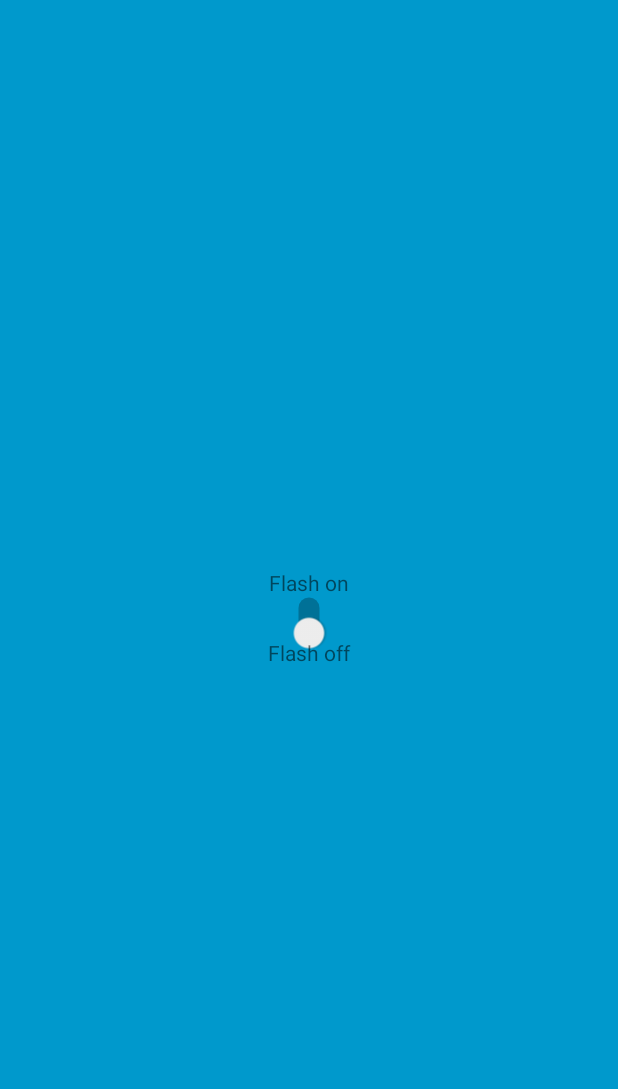
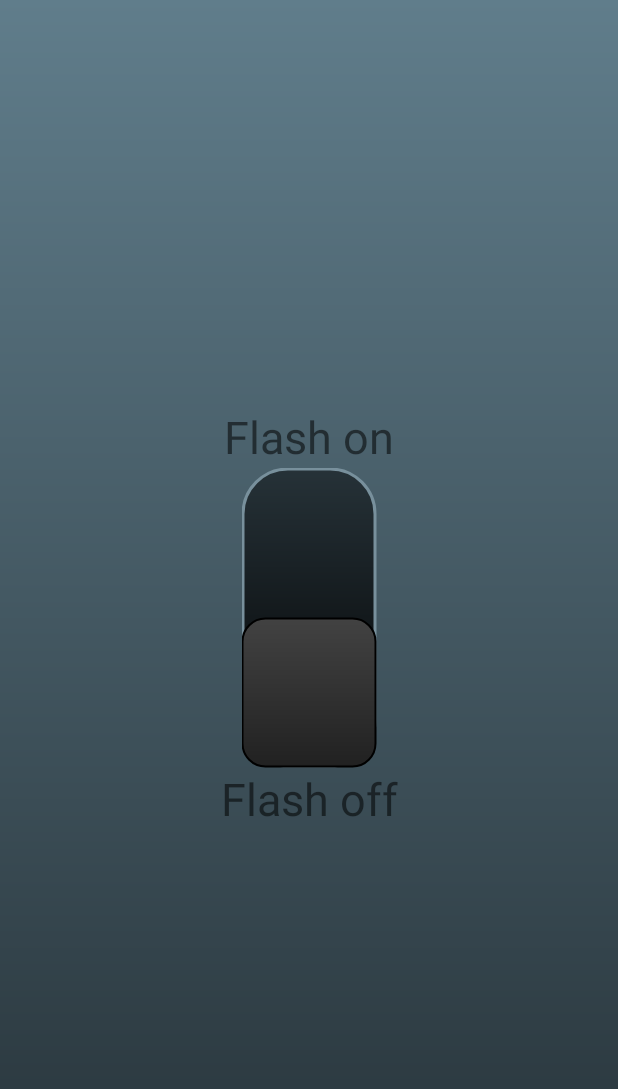
Before and after one commit to rkdgusrn1212/android-flashlight, an Android app: the screen it shows after launch (MainActivity), on a phone screen of 412 x 824 dp. Before the commit the part shown is almost empty. Shown: the top 1089 px of the screen. Run offline under Robolectric (Android 15) with nearby library versions, the phone set to English and light mode, and no system bars.

Commit message:
레이아웃 드로어블 새로 입힘

```diff
--- /dev/null
+++ b/app/src/main/res/drawable/main_background.xml
@@ -0,0 +1,9 @@
+<?xml version="1.0" encoding="utf-8"?>
+<shape xmlns:android="http://schemas.android.com/apk/res/android">
+    <gradient
+        android:centerX="0"
+        android:centerY="0"
+        android:angle="90"
+        android:startColor="#263238"
+        android:endColor="#607D8B"/>
+</shape>
--- /dev/null
+++ b/app/src/main/res/drawable/switch_thumb.xml
@@ -0,0 +1,25 @@
+<?xml version="1.0" encoding="utf-8"?>
+<shape xmlns:android="http://schemas.android.com/apk/res/android"
+    android:shape="rectangle">
+
+    <size
+        android:width="100dp"/>
+
+    <corners
+        android:topRightRadius="15dp"
+        android:topLeftRadius="15dp"
+        android:bottomLeftRadius="15dp"
+        android:bottomRightRadius="15dp"/>
+
+    <gradient
+        android:centerX="0"
+        android:centerY="0"
+        android:angle="0"
+        android:startColor="#212121"
+        android:endColor="#424242"/>
+
+    <stroke
+        android:color="#000000"
+        android:width="1dp"/>
+
+</shape>
--- /dev/null
+++ b/app/src/main/res/drawable/switch_track.xml
@@ -0,0 +1,21 @@
+<?xml version="1.0" encoding="utf-8"?>
+<shape xmlns:android="http://schemas.android.com/apk/res/android"
+    android:shape="rectangle">
+
+    <stroke
+        android:color="#78909C"
+        android:width="2dp"/>
+
+    <gradient
+        android:endColor="#263238"
+        android:startColor="#000000"/>
+
+    <size
+        android:height="90dp" />
+    <corners
+        android:bottomLeftRadius="30dp"
+        android:bottomRightRadius="30dp"
+        android:topLeftRadius="30dp"
+        android:topRightRadius="30dp"/>
+
+</shape>
--- a/app/src/main/res/layout/activity_main.xml
+++ b/app/src/main/res/layout/activity_main.xml
@@ -12,25 +12,31 @@
     <LinearLayout
         android:layout_height="match_parent"
         android:layout_width="match_parent"
-        android:background="@android:color/holo_blue_dark"
+        android:background="@drawable/main_background"
         android:orientation="vertical">
         <TextView
             android:layout_width="match_parent"
             android:layout_height="0dp"
             android:layout_weight="1"
             android:text="@string/flash_on"
+            android:textSize="30dp"
             android:gravity="bottom|center"/>
         <Switch
             android:layout_width="wrap_content"
             android:layout_height="wrap_content"
             android:rotation="270"
             android:checked="false"
+            android:track="@drawable/switch_track"
             android:layout_gravity="center_horizontal"
-            android:id="@+id/flash_switch"/>
+            android:id="@+id/flash_switch"
+            android:thumb="@drawable/switch_thumb"
+            android:layout_marginTop="55dp"
+            android:layout_marginBottom="55dp"/>
 
         <TextView
             android:layout_width="match_parent"
             android:layout_height="0dp"
+            android:textSize="30dp"
             android:layout_weight="1"
             android:gravity="center|top"
             android:text="@string/flash_off"/>
--- a/app/src/main/res/values/styles.xml
+++ b/app/src/main/res/values/styles.xml
@@ -3,9 +3,9 @@
     <!-- Base application theme. -->
     <style name="AppTheme" parent="Theme.AppCompat.Light.NoActionBar">
         <!-- Customize your theme here. -->
-        <item name="colorPrimary">@color/colorPrimary</item>
-        <item name="colorPrimaryDark">@color/colorPrimaryDark</item>
-        <item name="colorAccent">@color/colorAccent</item>
+        <item name="colorPrimary">#263238</item>
+        <item name="colorPrimaryDark">#263238</item>
+        <item name="colorAccent">#263238</item>
     </style>
 
 </resources>
```
